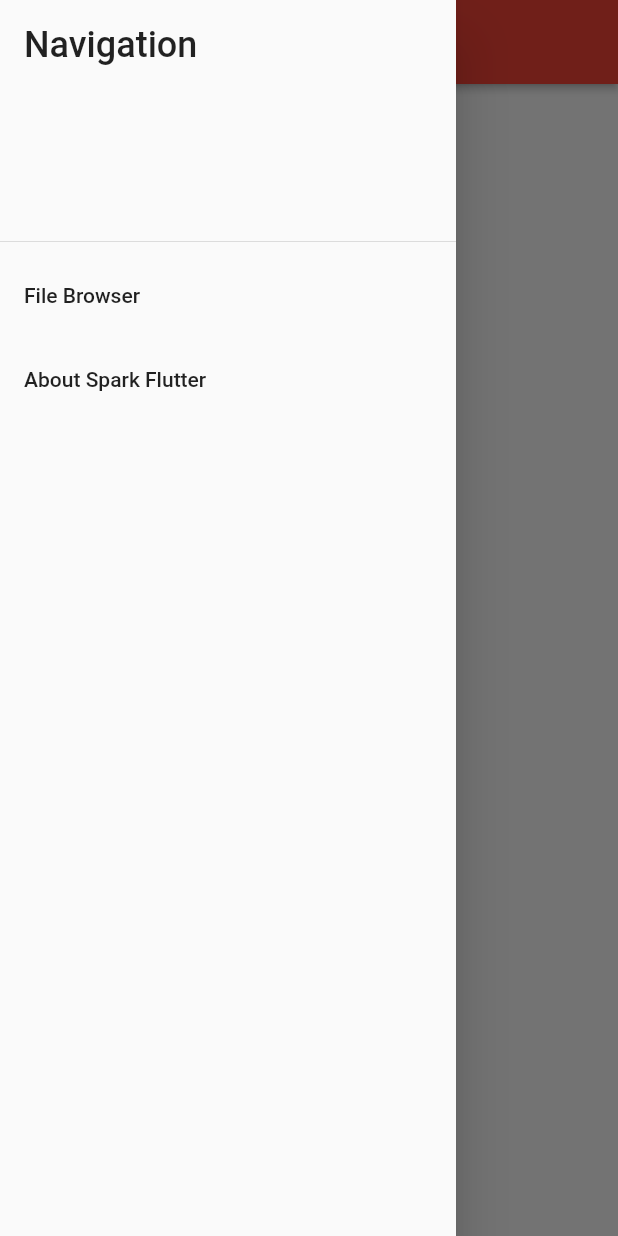
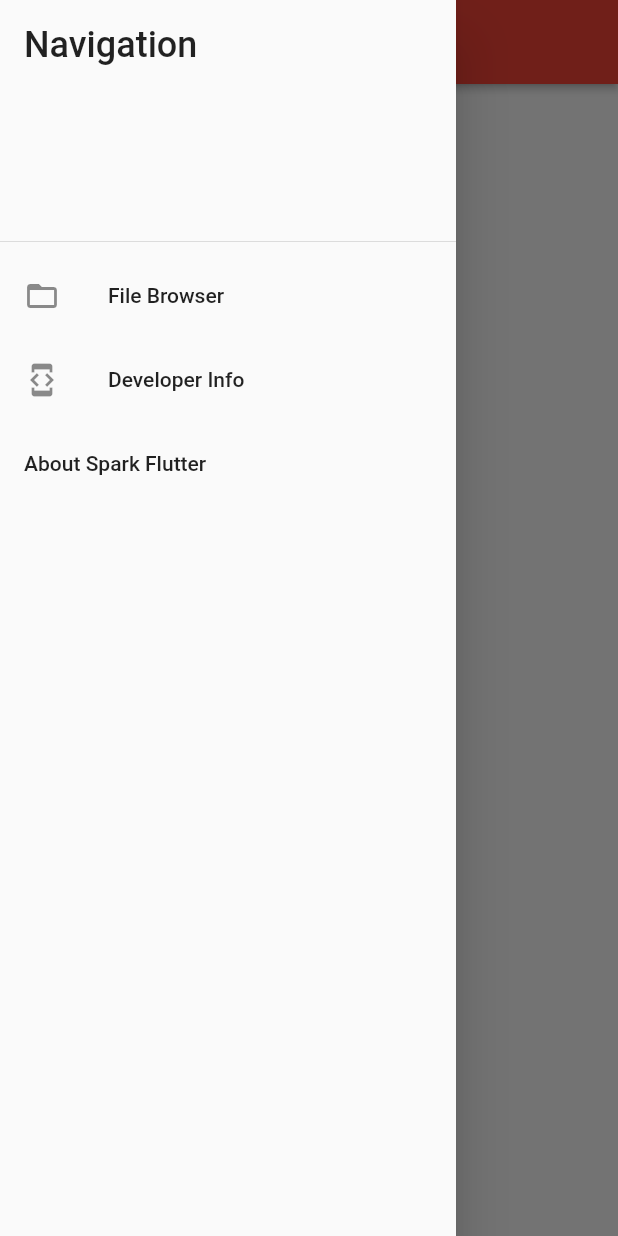
Before and after one commit to PhotonRayleigh/flutter_data_editor, a Flutter app: the screen it shows after launch, with the side drawer open, on a phone screen of 412 x 824 dp. Run offline on Flutter 3.47's test engine with Material 2 defaults, Android fonts, the light colour scheme and no system bars; our stand-ins replace get, permission_handler, shared_preferences, tuple; missing offline and left inert: spark_lib.

Commit message:
Updated navigation code and emptied the home screen. Preparing to add the editor part of the data editor.
Moved the dev print buttons to their own screen "dev info".

```diff
--- a/lib/app/app.dart
+++ b/lib/app/app.dart
@@ -1,21 +1,58 @@
+import 'package:data_editor/app/screens/dev_info.dart';
 import 'package:flutter/material.dart';
 import 'package:get/get.dart';
+import 'package:tuple/tuple.dart';
 import 'app_system_manager.dart';
 import 'theme/base_theme.dart';
 import 'screens/home.dart';
 import 'widgets/shift_right_fixer.dart';
+import 'systems/global_navigation.dart';
+import 'screens/file_browser/file_browser.dart';
+
+/*
+    8/30/2021
+    Upgraded navigation system. Added a global navigation controller that
+    holds global application routes.
+
+    Updated navigation drawer to look nicer and accept the new system.
+
+    Next: I want to start building the editor part of the data editor.
+    This will require:
+      - Interface for viewing/modifying data.
+      - A way to select a file to open.
+      - A way to make a new file, edit it, and save it
+      - And I want to be able to view the raw text of a file.
+
+    I'll start with JSON as the file format since that has good support
+    from Dart out of the box. I'll move to support SQLite after.
+
+    TODO: The global navigator isn't getting updated when the file browser
+    goes back. Fix that.
+ */
 
 class App extends StatelessWidget {
   static const String appTitle = "Spark Data Editor";
 
+  late final GlobalNavigation nav;
+
+  App() {
+    nav = Get.put(GlobalNavigation());
+
+    nav.navList["/"] = NavItem("Home", () => Home());
+    nav.navList["/file browser"] = NavItem("File Browser", () => FileBrowser());
+    nav.navList["/dev info"] = NavItem("Developer Info", () => DevInfo());
+  }
+
   @override
   Widget build(BuildContext context) {
+    nav.currentLoc = Tuple2("/", Home());
+
     return ShiftRightFixer(
       child: AppSystemManager(
         child: GetMaterialApp(
           title: appTitle,
           theme: baseTheme,
-          home: Home(),
+          home: nav.currentLoc.item2,
         ),
       ),
     );
--- a/lib/app/controllers/filesystem_controller.dart
+++ b/lib/app/controllers/filesystem_controller.dart
@@ -7,7 +7,6 @@ import 'package:shared_preferences/shared_preferences.dart';
 import 'dart:async';
 import 'package:tuple/tuple.dart';
 import 'package:path/path.dart' as p;
-import 'package:get_storage/get_storage.dart';
 
 typedef SubDir = Tuple3<List<FsListObject<Directory>>, List<FsListObject<File>>,
     List<FsListObject<Link>>>;
@@ -63,7 +62,7 @@ class FsController extends GetxController {
   @override
   void onClose() {
     super.onClose();
-    GetStorage().write("fsFavorites", favPaths);
+    _savePrefs();
   }
 
   Future _readPrefs() async {
--- a/lib/app/screens/file_browser/fb_nav_drawer.dart
+++ b/lib/app/screens/file_browser/fb_nav_drawer.dart
@@ -4,6 +4,7 @@ import 'package:get/get.dart';
 import 'package:data_editor/app/controllers/filesystem_controller.dart';
 import 'dart:io';
 import 'package:path/path.dart' as p;
+import 'package:data_editor/app/systems/global_navigation.dart';
 
 class FbNavDrawer extends StatefulWidget {
   FbNavDrawer(this.controller, {Key? key}) : super(key: key);
--- a/lib/app/screens/file_browser/file_browser.dart
+++ b/lib/app/screens/file_browser/file_browser.dart
@@ -1,6 +1,4 @@
 import 'dart:async';
-import 'dart:collection';
-
 import 'package:flutter/material.dart';
 import 'package:get/get.dart';
 import 'dart:io';
@@ -9,7 +7,6 @@ import 'package:data_editor/app/controllers/filesystem_controller.dart';
 import 'fb_nav_drawer.dart';
 import 'package:permission_handler/permission_handler.dart';
 import 'dart:ui';
-import 'package:get_storage/get_storage.dart';
 
 //TODOs:
 // - Make file system watching sane and not crash
--- a/lib/app/screens/home.dart
+++ b/lib/app/screens/home.dart
@@ -8,92 +8,7 @@ class Home extends StatelessWidget {
   @override
   Widget build(BuildContext context) {
     return Scaffold(
-      body: Center(
-        child: Column(
-          children: [
-            Container(
-              child: TextButton(
-                child: Text("Print Env Vars"),
-                onPressed: () {
-                  print_env_vars();
-                },
-              ),
-              decoration: BoxDecoration(
-                color: Colors.pinkAccent.shade100,
-                border: Border.all(width: 4, color: Colors.black87),
-              ),
-            ),
-            ElevatedButton(
-                onPressed: () async {
-                  print("Dart.io Temp: ${Directory.systemTemp.path}");
-                  print("Dart.io Current: ${Directory.current.path}");
-                  try {
-                    var val = await getApplicationDocumentsDirectory();
-                    print("Application Documents directory: ${val.path}");
-                  } catch (e) {
-                    print("Application Documents directory not supported.");
-                  }
-
-                  try {
-                    var val = await getApplicationSupportDirectory();
-                    print("Application Support directory: ${val.path}");
-                  } catch (e) {
-                    print("Applications Support directory not supported.");
-                  }
-
-                  try {
-                    var val = await getDownloadsDirectory();
-                    print("Downloads directory: ${val!.path}");
-                  } catch (e) {
-                    print("Downloads directory not supported.");
-                  }
-
-                  try {
-                    var val = await getExternalCacheDirectories();
-                    int i = 0;
-                    for (var dir in val!) {
-                      print("External Cache Directory $i: ${dir.path}");
-                    }
-                  } catch (e) {
-                    print("External Cache directories not supported.");
-                  }
-
-                  try {
-                    var val = await getExternalStorageDirectories();
-                    int i = 0;
-                    for (var dir in val!) {
-                      print("External Storage Directory $i: ${dir.path}");
-                    }
-                  } catch (e) {
-                    print(
-                        "External Storage Directories directory not supported.");
-                  }
-
-                  try {
-                    var val = await getExternalStorageDirectory();
-                    print("External Storage directory: ${val!.path}");
-                  } catch (e) {
-                    print("External Storage directory not supported.");
-                  }
-
-                  try {
-                    var val = await getLibraryDirectory();
-                    print("Library directory: ${val.path}");
-                  } catch (e) {
-                    print("Library directory not supported.");
-                  }
-
-                  try {
-                    var val = await getTemporaryDirectory();
-                    print("Temporary directory: ${val.path}");
-                  } catch (e) {
-                    print("Temporary directory not supported.");
-                  }
-                },
-                child: Text("Print FS locs"))
-          ],
-        ),
-      ),
+      body: Center(),
       appBar: AppBar(
         elevation: 2,
         title: Text("Data Editor"),
--- /dev/null
+++ b/lib/app/systems/global_navigation.dart
@@ -0,0 +1,14 @@
+import 'package:get/get.dart';
+import 'package:flutter/widgets.dart';
+import 'package:tuple/tuple.dart';
+
+class GlobalNavigation {
+  Map<String, NavItem> navList = <String, NavItem>{};
+  Tuple2<String, Widget> currentLoc = Tuple2("", Container());
+}
+
+class NavItem {
+  String prettyName;
+  Widget Function() builder;
+  NavItem(this.prettyName, this.builder);
+}
--- a/lib/app/widgets/nav_drawer.dart
+++ b/lib/app/widgets/nav_drawer.dart
@@ -1,7 +1,8 @@
 import 'package:flutter/material.dart';
 import 'package:tuple/tuple.dart';
 import 'package:get/get.dart';
-import 'package:data_editor/app/screens/file_browser/file_browser.dart';
+// import 'package:data_editor/app/screens/file_browser/file_browser.dart';
+import 'package:data_editor/app/systems/global_navigation.dart';
 
 class NavDrawer extends StatefulWidget {
   @override
@@ -9,20 +10,20 @@ class NavDrawer extends StatefulWidget {
 }
 
 class _NavDrawerState extends State<NavDrawer> {
-  static final List<Tuple2<String, Widget>> _navList =
-      <Tuple2<String, Widget>>[];
-  static bool _navInitialized = false;
+  late GlobalNavigation nav;
 
-  _NavDrawerState() {
-    if (!_navInitialized) {
-      _navList.add(Tuple2<String, Widget>('File Browser', FileBrowser()));
-      _navInitialized = true;
-    }
+  _NavDrawerState();
+
+  @override
+  void initState() {
+    super.initState();
+
+    nav = Get.find<GlobalNavigation>();
   }
 
-  void _nav(int viewNumber) {
-    print('$viewNumber');
-    Get.to(() => _navList[viewNumber].item2, routeName: "File Browser");
+  void _nav(String path, Widget view) {
+    nav.currentLoc = Tuple2(path, view);
+    Get.to(() => view, routeName: path);
     // Navigator.of(context)
     //     .push(MaterialPageRoute<void>(builder: (BuildContext context) {
     //   var target = _navList[viewNumber].item2;
@@ -35,15 +36,25 @@ class _NavDrawerState extends State<NavDrawer> {
 
   List<ListTile> _buildNavTiles() {
     var navTiles = <ListTile>[];
-    int i = 0;
-    for (var item in _navList) {
-      var temp = i;
-      navTiles.add(ListTile(
-        title: Text(item.item1),
-        onTap: () => _nav(temp),
-      ));
-      i++;
-    }
+
+    nav.navList.forEach((path, item) {
+      if (path == nav.currentLoc.item1) return;
+
+      Widget? leading;
+      if (path == "/")
+        leading = Icon(Icons.home);
+      else if (path == "/dev info")
+        leading = Icon(Icons.developer_mode);
+      else if (path == "/file browser") leading = Icon(Icons.folder_open);
+
+      navTiles.add(
+        ListTile(
+          leading: leading,
+          title: Text(item.prettyName),
+          onTap: () => _nav(path, item.builder()),
+        ),
+      );
+    });
     return navTiles;
   }
 
--- a/lib/main.dart
+++ b/lib/main.dart
@@ -1,13 +1,11 @@
 import 'package:flutter/material.dart';
 import 'package:get/get.dart';
 import 'app/app.dart';
-import 'package:get_storage/get_storage.dart';
 
 // 1) Make it work
 // 2) Make it right
 // 3) Make it fast
 
 void main() async {
-  await GetStorage.init();
   runApp(App());
 }
--- a/pubspec.yaml
+++ b/pubspec.yaml
@@ -33,6 +33,9 @@ dependencies:
   permission_handler: ^8.1.4+2
   get_storage:
   shared_preferences: ^2.0.6
+  win32: ^2.2.8
+  sqflite: # This only runs on mobile and Mac. Base implementation.
+  sqflite_common_ffi: # Required to run on Win and Linux. Uses FFI. Use this specifically for the needed platforms.
 
 
 
```
Also changed, not shown: lib/app/screens/dev_info.dart (added, +106 -0 lines), pubspec.lock.
